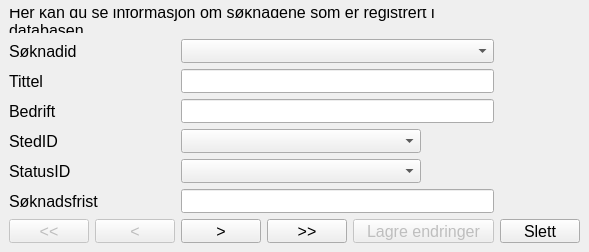
Above: src/QT/jobber/jobber/viewjobs.ui from andersbo87/sources before the change. Below: the same form after it.
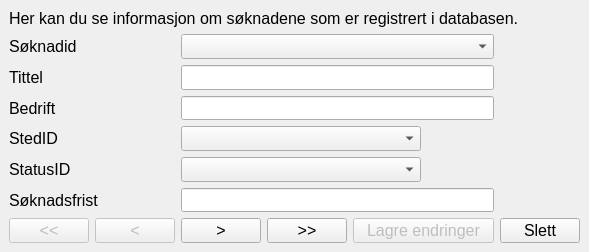
That is the form after the change. Icons and pictures are not drawn.

Patch:
```diff
--- a/src/QT/jobber/jobber/viewjobs.ui
+++ b/src/QT/jobber/jobber/viewjobs.ui
@@ -31,19 +31,6 @@
   </property>
   <widget class="QWidget" name="centralwidget">
    <layout class="QGridLayout" name="gridLayout_2">
-    <item row="0" column="0" colspan="6">
-     <widget class="QLabel" name="labelInfo">
-      <property name="text">
-       <string>Her kan du se informasjon om søknadene som er registrert i databasen.</string>
-      </property>
-      <property name="scaledContents">
-       <bool>false</bool>
-      </property>
-      <property name="wordWrap">
-       <bool>true</bool>
-      </property>
-     </widget>
-    </item>
     <item row="1" column="0" colspan="2">
      <widget class="QLabel" name="labelSoknadID">
       <property name="text">
@@ -169,6 +156,19 @@
       </property>
      </widget>
     </item>
+    <item row="0" column="0" colspan="7">
+     <widget class="QLabel" name="labelInfo">
+      <property name="text">
+       <string>Her kan du se informasjon om søknadene som er registrert i databasen.</string>
+      </property>
+      <property name="scaledContents">
+       <bool>false</bool>
+      </property>
+      <property name="wordWrap">
+       <bool>true</bool>
+      </property>
+     </widget>
+    </item>
    </layout>
   </widget>
  </widget>
```
